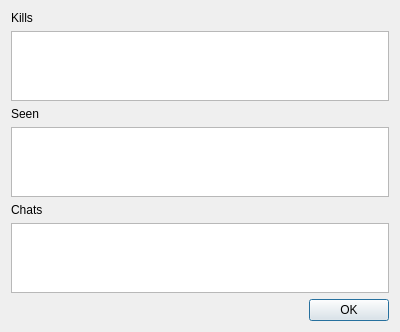
Qt form beastiarydialog.ui (mrkite/TerraFirma) before a commit.
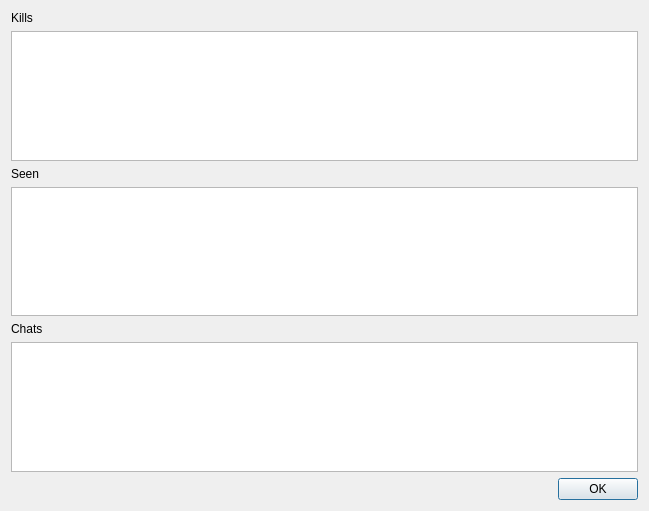
The same form after that commit.

Patch:
```diff
--- a/beastiarydialog.ui
+++ b/beastiarydialog.ui
@@ -6,8 +6,8 @@
    <rect>
     <x>0</x>
     <y>0</y>
-    <width>400</width>
-    <height>300</height>
+    <width>649</width>
+    <height>511</height>
    </rect>
   </property>
   <property name="windowTitle">
```
Left out of the diff: 2 changed lines with no effect on the pictures.
